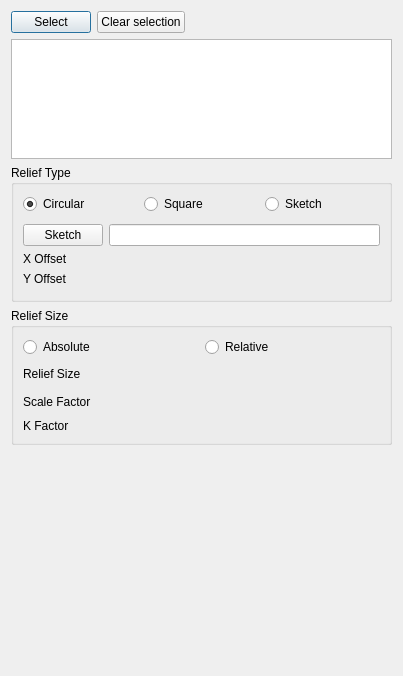
The window that Resources/panels/CornerReliefPanel.ui (shaise/FreeCAD_SheetMetal) describes before a commit, drawn with Qt 5.
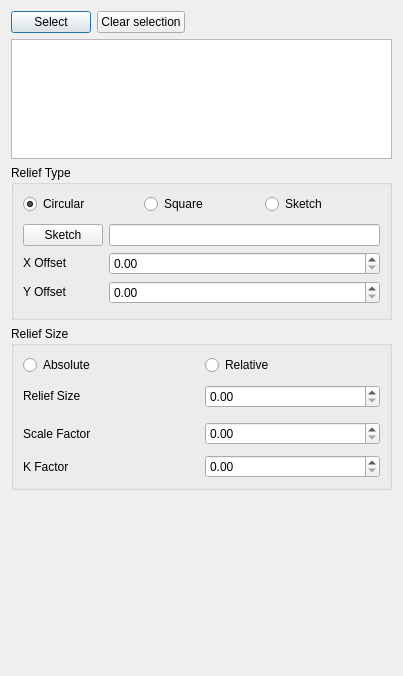
The same window after the commit. Custom widgets are drawn as their Qt base class.

Commit message: fix custom class base of Gui::QuantitySpinBox to QDoubleSpinBox to show better under designer.

```diff
--- a/Resources/panels/CornerReliefPanel.ui
+++ b/Resources/panels/CornerReliefPanel.ui
@@ -402,12 +402,12 @@
  <customwidgets>
   <customwidget>
    <class>Gui::QuantitySpinBox</class>
-   <extends>QWidget</extends>
+   <extends>QDoubleSpinBox</extends>
    <header>Gui/QuantitySpinBox.h</header>
   </customwidget>
   <customwidget>
    <class>Gui::DoubleSpinBox</class>
-   <extends>QWidget</extends>
+   <extends>QDoubleSpinBox</extends>
    <header>gui::doublespinbox.h</header>
   </customwidget>
  </customwidgets>
```
The commit also changes 13 other files.
